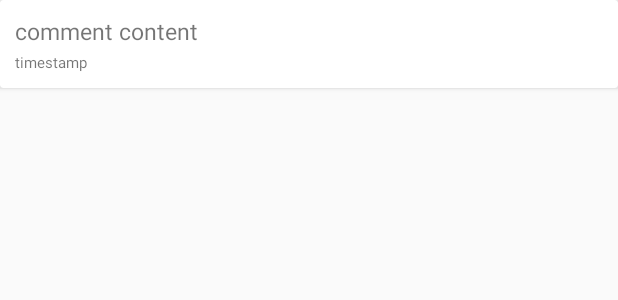
After one commit to aman894/thinkin-forum, an Android app: the layout comment_body.xml on its own in the app's theme, with its tools: preview values and no code run, on a phone screen of 412 x 824 dp. The commit adds this screen. Shown: the top 300 px of the screen. Run offline under Robolectric (Android 15) with nearby library versions, the phone set to English and light mode, and no system bars.

Commit message:
Still working on comments!

```diff
--- /dev/null
+++ b/app/src/main/res/layout/comment_body.xml
@@ -0,0 +1,26 @@
+<?xml version="1.0" encoding="utf-8"?>
+<android.support.v7.widget.CardView xmlns:android="http://schemas.android.com/apk/res/android"
+    android:layout_width="match_parent"
+    android:layout_height="wrap_content">
+    <LinearLayout
+        android:layout_width="match_parent"
+        android:layout_height="wrap_content"
+        android:orientation="vertical"
+        android:padding="10dp">
+        <TextView
+            android:layout_width="match_parent"
+            android:layout_height="wrap_content"
+            android:textSize="15sp"
+            android:text="comment content"
+            android:id="@+id/tvCommentContent"/>
+        <TextView
+            android:layout_width="match_parent"
+            android:layout_height="wrap_content"
+            android:textSize="10sp"
+            android:layout_marginTop="3dp"
+            android:text="timestamp"
+            android:id="@+id/tvCommentTimestamp"/>
+
+    </LinearLayout>
+
+</android.support.v7.widget.CardView>
--- a/app/src/main/res/layout/view_posts.xml
+++ b/app/src/main/res/layout/view_posts.xml
@@ -1,7 +1,7 @@
 <?xml version="1.0" encoding="utf-8"?>
 <LinearLayout xmlns:android="http://schemas.android.com/apk/res/android"
     android:orientation="vertical" android:layout_width="match_parent"
-    android:layout_height="match_parent"
+    android:layout_height="wrap_content"
     android:paddingLeft="5dp"
     android:paddingRight="5dp">
     <android.support.v7.widget.CardView
```
Also changed, not shown: app/src/main/AndroidManifest.xml (+5 -4 lines), app/src/main/java/com/aman/firebase/Comment.java (added, +14 -0 lines), app/src/main/java/com/aman/firebase/CommentActivity.java (added, +74 -0 lines), app/src/main/java/com/aman/firebase/CommentAdapter.java (added, +56 -0 lines), app/src/main/java/com/aman/firebase/HomeActivity.java (+9 -1 lines), app/src/main/java/com/aman/firebase/Post.java (+6 -1 lines), app/src/main/java/com/aman/firebase/PostsActivity.java (+18 -3 lines), app/src/main/java/com/aman/firebase/ProfileActivity.java (+4 -3 lines), app/src/main/res/layout/activity_comment.xml (added, +22 -0 lines), app/src/main/res/layout/content_home.xml (+8 -0 lines), 1 other file.
